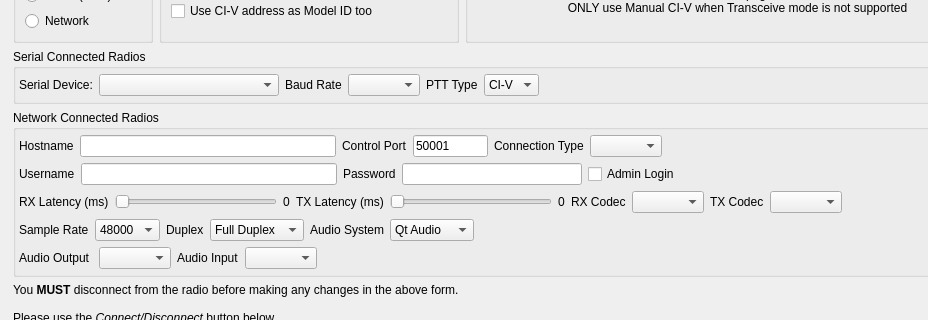
The window that settingswidget.ui (adecarolis/wfweb) describes before a commit, drawn with Qt 5; both pictures show x 163 to 1091 and y 92 to 412 of the 1193 by 625 pixel window.
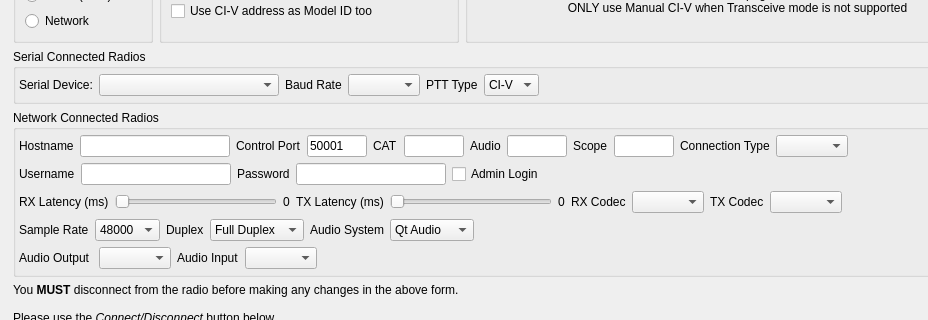
The same window after the commit. The open tabs and pages were chosen to show the change. Custom widgets are drawn as their Qt base class.

The edit to the form file:
```diff
--- a/settingswidget.ui
+++ b/settingswidget.ui
@@ -390,13 +390,13 @@
                  <widget class="QLineEdit" name="ipAddressTxt">
                   <property name="minimumSize">
                    <size>
-                    <width>256</width>
+                    <width>150</width>
                     <height>0</height>
                    </size>
                   </property>
                   <property name="maximumSize">
                    <size>
-                    <width>256</width>
+                    <width>150</width>
                     <height>16777215</height>
                    </size>
                   </property>
@@ -416,7 +416,7 @@
                  <widget class="QLineEdit" name="controlPortTxt">
                   <property name="maximumSize">
                    <size>
-                    <width>75</width>
+                    <width>60</width>
                     <height>16777215</height>
                    </size>
                   </property>
@@ -428,6 +428,63 @@
                   </property>
                  </widget>
                 </item>
+                <item>
+                 <widget class="QLabel" name="catPortLabel">
+                  <property name="text">
+                   <string>CAT</string>
+                  </property>
+                 </widget>
+                </item>
+                <item>
+                 <widget class="QLineEdit" name="catPortTxt">
+                  <property name="minimumSize">
+                   <size>
+                    <width>0</width>
+                    <height>0</height>
+                   </size>
+                  </property>
+                  <property name="maximumSize">
+                   <size>
+                    <width>60</width>
+                    <height>16777215</height>
+                   </size>
+                  </property>
+                 </widget>
+                </item>
+                <item>
+                 <widget class="QLabel" name="audioPortLabel">
+                  <property name="text">
+                   <string>Audio</string>
+                  </property>
+                 </widget>
+                </item>
+                <item>
+                 <widget class="QLineEdit" name="audioPortTxt">
+                  <property name="maximumSize">
+                   <size>
+                    <width>60</width>
+                    <height>16777215</height>
+                   </size>
+                  </property>
+                 </widget>
+                </item>
+                <item>
+                 <widget class="QLabel" name="scopePortLabel">
+                  <property name="text">
+                   <string>Scope</string>
+                  </property>
+                 </widget>
+                </item>
+                <item>
+                 <widget class="QLineEdit" name="scopePortTxt">
+                  <property name="maximumSize">
+                   <size>
+                    <width>60</width>
+                    <height>16777215</height>
+                   </size>
+                  </property>
+                 </widget>
+                </item>
                 <item>
                  <widget class="QLabel" name="label_21">
                   <property name="text">
@@ -479,13 +536,13 @@
                  <widget class="QLineEdit" name="usernameTxt">
                   <property name="minimumSize">
                    <size>
-                    <width>256</width>
+                    <width>150</width>
                     <height>0</height>
                    </size>
                   </property>
                   <property name="maximumSize">
                    <size>
-                    <width>256</width>
+                    <width>150</width>
                     <height>16777215</height>
                    </size>
                   </property>
@@ -505,13 +562,13 @@
                  <widget class="QLineEdit" name="passwordTxt">
                   <property name="minimumSize">
                    <size>
-                    <width>180</width>
+                    <width>150</width>
                     <height>0</height>
                    </size>
                   </property>
                   <property name="maximumSize">
                    <size>
-                    <width>180</width>
+                    <width>150</width>
                     <height>16777215</height>
                    </size>
                   </property>
```
Left out of the diff: 4 changed lines with no effect on the pictures.
